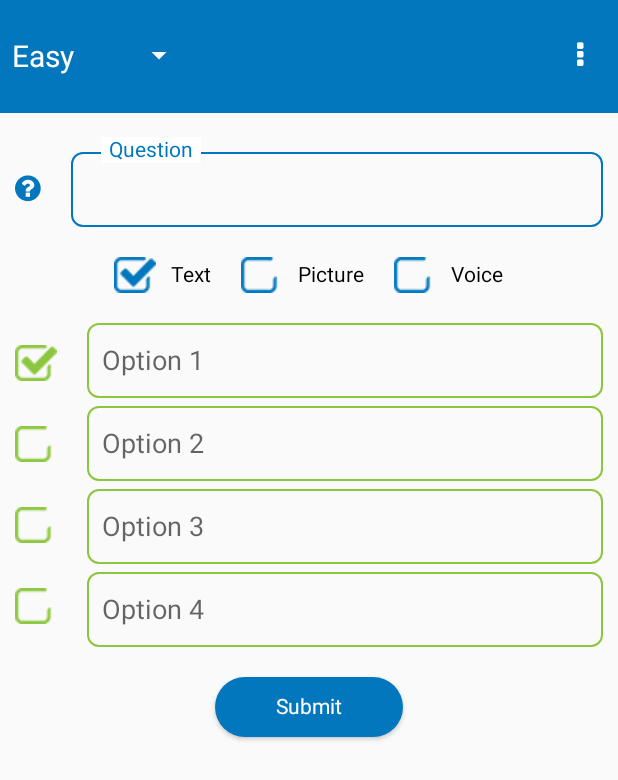
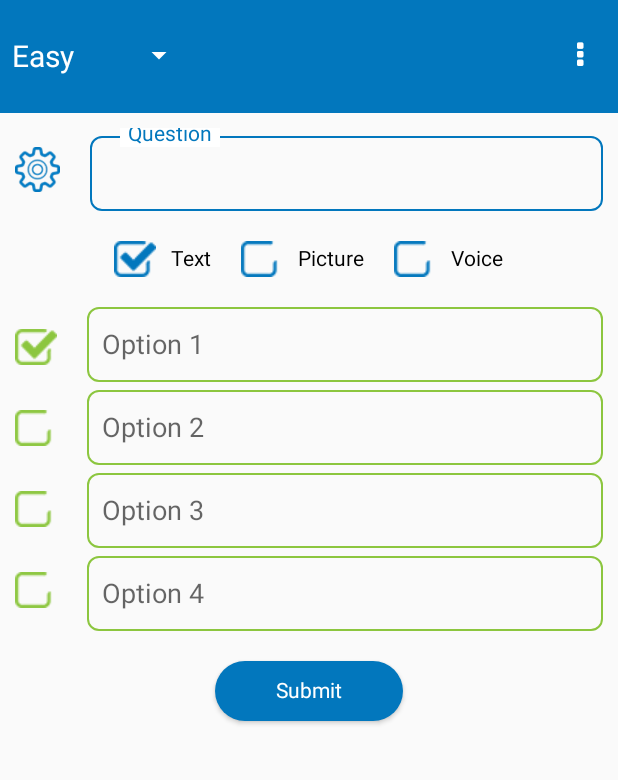
Before and after one commit to anhpeter/EnglishMultipleChoiceAdministration-android-lg, an Android app: the fragment QuestionFormFragment placed in its activity, on a phone screen of 412 x 824 dp. Shown: the top 780 px of the screen. Run offline under Robolectric (Android 15) with nearby library versions, the light colour scheme and no system bars; our stand-ins replace Firebase (no records; nobody signed in at launch, a user with empty details on screens opened directly), Picasso; 6 statements that could not run were skipped.

Commit message:
add question setting

```diff
--- a/app/src/main/java/Defines/AddQuestionDialogViewHolder.java
+++ b/app/src/main/java/Defines/AddQuestionDialogViewHolder.java
@@ -1,9 +1,9 @@
 package Defines;
 
+import android.widget.Button;
 import android.widget.RadioButton;
 import android.widget.RadioGroup;
 
 public class AddQuestionDialogViewHolder {
-    public RadioGroup radioGroupQuestionType;
-    public RadioButton radioText, radioPicture, radioVoice;
+    public Button btnText, btnPicture, btnAudio, btnCancel;
 }
--- a/app/src/main/java/MainFragments/QuestionFormFragment.java
+++ b/app/src/main/java/MainFragments/QuestionFormFragment.java
@@ -74,7 +74,7 @@ public class QuestionFormFragment extends MyFragment implements ICallback<Questi
     EditText edtQuestion, edtAnswerA, edtAnswerB, edtAnswerC, edtAnswerD;
     TextView txtUploadProgress, txtQuestionLabel, txtQuestionIcon;
     RadioButton radioPictureA, radioPictureB, radioPictureC, radioPictureD;
-    ImageView pictureA, pictureB, pictureC, pictureD;
+    ImageView pictureA, pictureB, pictureC, pictureD, imgSettingIcon;
     RelativeLayout rltTextAnswer, rltPictureAnswer, rltUploadProgress;
     Button btnSubmit;
     ProgressBar progressUpload;
@@ -108,7 +108,7 @@ public class QuestionFormFragment extends MyFragment implements ICallback<Questi
 
         mapping();
         onInit();
-        txtQuestionIcon.setOnClickListener(new View.OnClickListener() {
+        imgSettingIcon.setOnClickListener(new View.OnClickListener() {
             @Override
             public void onClick(View v) {
                 showAddQuestionDialog();
@@ -119,7 +119,7 @@ public class QuestionFormFragment extends MyFragment implements ICallback<Questi
 
     private void onInit() {
         setDefaultPictureQuestionParams();
-        Helper.clearEditTextFocus(edtQuestion);
+        //Helper.clearEditTextFocus(edtQuestion);
         questionModel = new QuestionModel(getActivity(), this);
         fragmentCommunicate = (FragmentCommunicate) getActivity();
         radioPictures = new RadioButton[]{radioPictureA, radioPictureB, radioPictureC, radioPictureD};
@@ -437,6 +437,7 @@ public class QuestionFormFragment extends MyFragment implements ICallback<Questi
         radioPictureC = (RadioButton) v.findViewById(R.id.radioPictureC);
         radioPictureD = (RadioButton) v.findViewById(R.id.radioPictureD);
 
+        imgSettingIcon = (ImageView) v.findViewById(R.id.imgSetting);
         pictureA = (ImageView) v.findViewById(R.id.pictureA);
         pictureB = (ImageView) v.findViewById(R.id.pictureB);
         pictureC = (ImageView) v.findViewById(R.id.pictureC);
@@ -676,7 +677,7 @@ public class QuestionFormFragment extends MyFragment implements ICallback<Questi
 
     // ADD QUESTION DIALOG
     private void showAddQuestionDialog() {
-        Dialog dialog = new Dialog(getCalledActivity());
+        final Dialog dialog = new Dialog(getCalledActivity());
         dialog.requestWindowFeature(Window.FEATURE_NO_TITLE);
         dialog.setContentView(R.layout.add_question_dialog_layout);
         dialog.setCanceledOnTouchOutside(true);
@@ -697,19 +698,22 @@ public class QuestionFormFragment extends MyFragment implements ICallback<Questi
         // mapping...
         mappingAddQuestionDialog(holder, dialog);
 
-        // set..
-        holder.radioVoice.setText("Audio");
-
         // events...
+        holder.btnCancel.setOnClickListener(new View.OnClickListener() {
+            @Override
+            public void onClick(View v) {
+                dialog.dismiss();
+            }
+        });
 
         //dialog.dismiss();
         dialog.show();
     }
 
     private void mappingAddQuestionDialog(AddQuestionDialogViewHolder holder, Dialog dialog) {
-        holder.radioGroupQuestionType = (RadioGroup) dialog.findViewById(R.id.radioGroupType);
-        holder.radioText = (RadioButton) dialog.findViewById(R.id.radioButtonText);
-        holder.radioPicture = (RadioButton) dialog.findViewById(R.id.radioButtonPicture);
-        holder.radioVoice = (RadioButton) dialog.findViewById(R.id.radioButtonVoice);
+        holder.btnText = (Button) dialog.findViewById(R.id.btnText);
+        holder.btnAudio = (Button) dialog.findViewById(R.id.btnAudio);
+        holder.btnPicture = (Button) dialog.findViewById(R.id.btnPicture);
+        holder.btnCancel = (Button) dialog.findViewById(R.id.btnCancel);
     }
 }
--- a/app/src/main/res/layout/add_question_dialog_layout.xml
+++ b/app/src/main/res/layout/add_question_dialog_layout.xml
@@ -3,7 +3,6 @@
     android:layout_width="match_parent"
     android:layout_height="wrap_content" android:padding="20dp">
 
-    <include layout="@layout/question_form_options"  android:visibility="gone"/>
     <LinearLayout
         android:id="@+id/linearQuestionType"
         android:layout_width="match_parent"
--- a/app/src/main/res/layout/fragment_question_form.xml
+++ b/app/src/main/res/layout/fragment_question_form.xml
@@ -7,25 +7,33 @@
     tools:context="MainFragments.QuestionFormFragment">
 
     <!-- QUESTION -->
-    <TextView
-        android:id="@+id/txtQuestion"
-        android:layout_width="wrap_content"
+    <RelativeLayout
+        android:id="@+id/rltQuestion"
+        android:layout_width="match_parent"
         android:layout_height="wrap_content"
-        android:layout_marginTop="30dp"
-        android:text="@string/fa_icon_question_circle"
+        >
+
+        <ImageView
+            android:id="@+id/imgSetting"
+            android:layout_width="30dp"
+            android:layout_height="wrap_content"
             android:textColor="@color/blue"
-        android:textSize="20sp"></TextView>
-
+            android:src="@drawable/setting"
+            android:layout_centerVertical="true"
+            android:scaleType="fitCenter"
+            ></ImageView>
         <EditText
             android:id="@+id/edtQuestion"
             android:layout_width="match_parent"
             android:layout_height="wrap_content"
-        android:layout_alignBaseline="@id/txtQuestion"
+            android:layout_alignBaseline="@id/imgSetting"
             android:layout_marginLeft="20dp"
-        android:layout_toRightOf="@id/txtQuestion"
+            android:layout_marginTop="5dp"
             android:background="@drawable/custom_edit_text_1"
+            android:layout_toRightOf="@id/imgSetting"
             android:paddingVertical="5dp"
             android:paddingLeft="10dp"
+            android:gravity="center_vertical"
             android:textCursorDrawable="@drawable/blue_cursor"></EditText>
 
         <TextView
@@ -42,13 +50,15 @@
             android:text="Question"
             android:textColor="@color/blue"></TextView>
 
+    </RelativeLayout>
+
     <!-- OPTION -->
     <include
         android:id="@+id/layoutOptions"
         layout="@layout/question_form_options"
         android:layout_width="match_parent"
         android:layout_height="wrap_content"
-        android:layout_below="@id/edtQuestion"
+        android:layout_below="@id/rltQuestion"
         android:layout_marginTop="20dp"></include>
 
 
```
Also changed, not shown: app/src/main/res/drawable/setting.png (added). Lines whose indentation alone changed are shown as unchanged.
